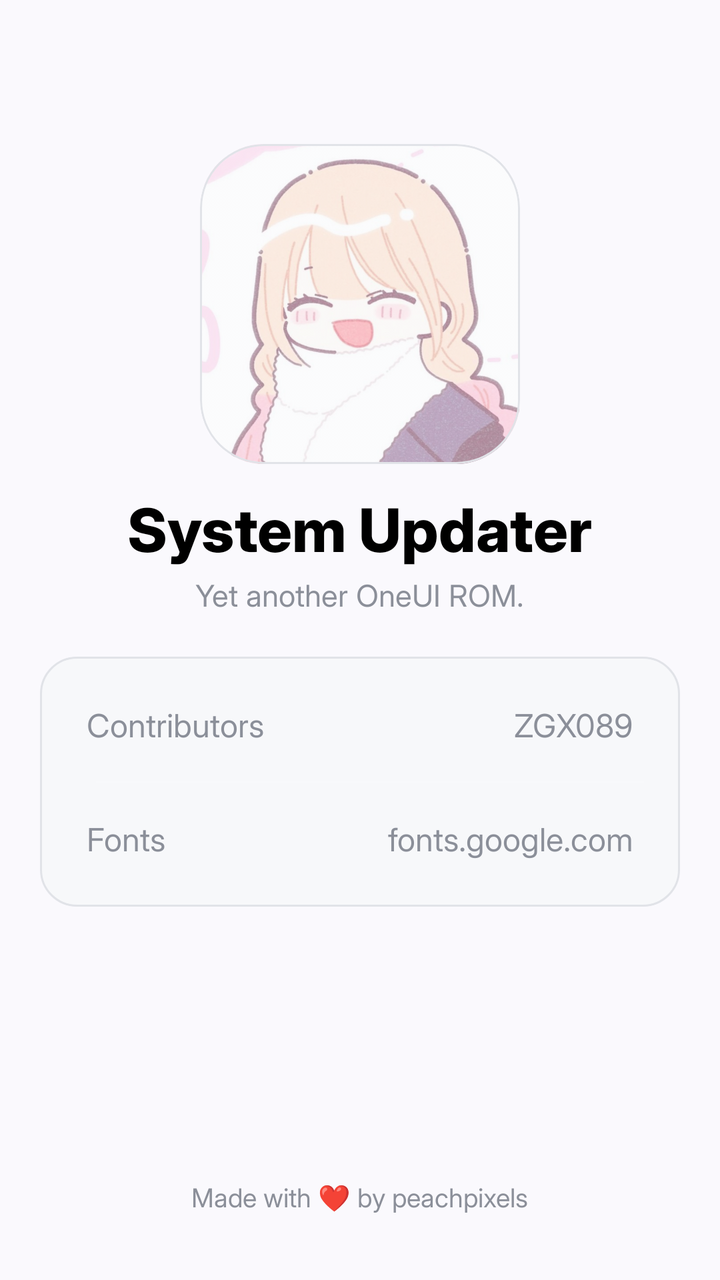
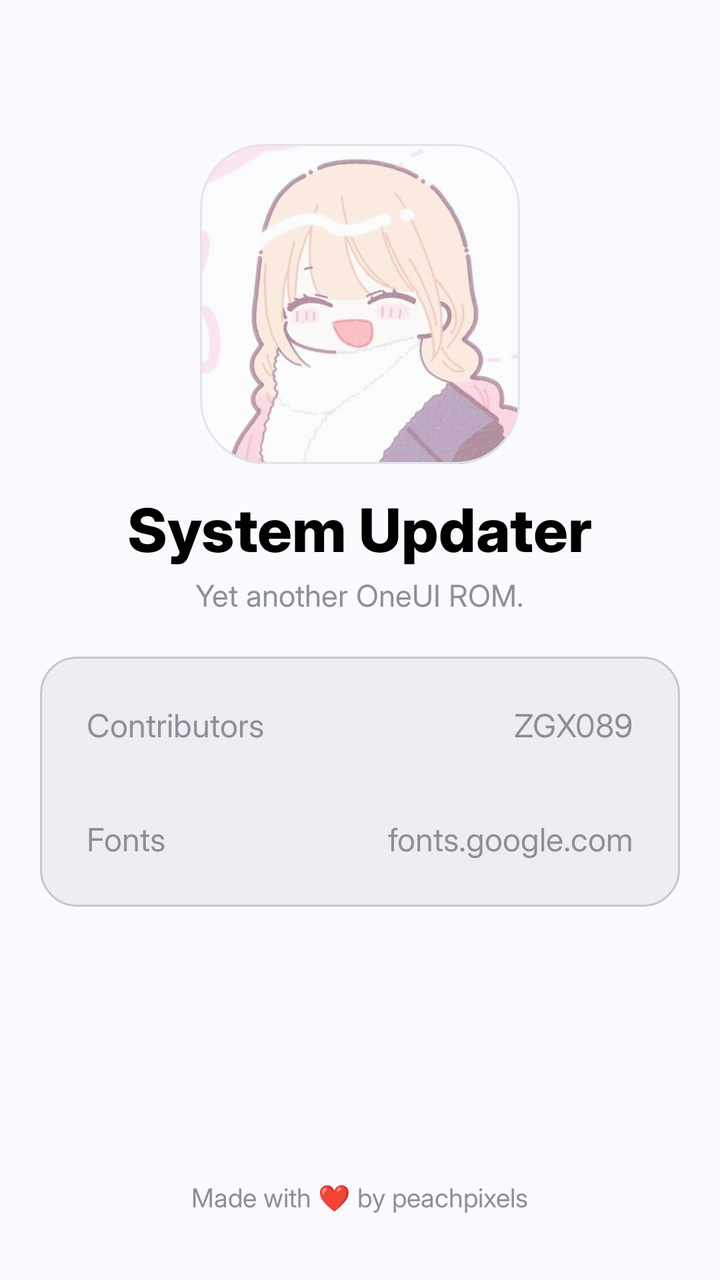

Before-and-after screenshots of an Android layout around one commit, followed by the original layout XML and the change that was made.
<!-- AndroidManifest.xml: application theme Base.Theme.NullUpdates -->
<!-- res/layout/credits.xml -->
<?xml version="1.0" encoding="utf-8"?>
<LinearLayout xmlns:android="http://schemas.android.com/apk/res/android"
    android:layout_width="match_parent"
    android:layout_height="match_parent"
    xmlns:app="http://schemas.android.com/apk/res-auto"
    android:id="@+id/creditsWindow"
    android:orientation="vertical"
    android:paddingHorizontal="20dp"
    android:paddingTop="72dp"
    android:paddingBottom="32dp"
    android:fillViewport="true">
    <com.google.android.material.card.MaterialCardView
        android:layout_width="160dp"
        android:layout_height="160dp"
        android:layout_gravity="center_horizontal"
        android:layout_marginBottom="10dp"
        app:cardBackgroundColor="?attr/otaBgCardInner"
        app:cardCornerRadius="32dp"
        app:cardElevation="0dp"
        app:strokeColor="?attr/otaBorder"
        app:strokeWidth="1dp">
        <ImageView
            android:layout_width="match_parent"
            android:layout_height="match_parent"
            android:layout_gravity="center"
            android:src="@drawable/ic_app"
            android:contentDescription="@string/app_name"
            android:scaleType="fitCenter" />
    </com.google.android.material.card.MaterialCardView>
    <TextView
        android:layout_width="wrap_content"
        android:layout_height="wrap_content"
        android:layout_gravity="center"
        android:text="@string/app_name"
        android:textSize="30sp"
        android:textStyle="bold"
        android:textColor="?attr/dividerColor"
        android:fontFamily="@font/inter" />
    <TextView
        android:layout_width="wrap_content"
        android:layout_height="wrap_content"
        android:layout_gravity="center"
        android:text="@string/null_title"
        android:textSize="15sp"
        android:textColor="?attr/otaTextMuted"
        android:fontFamily="@font/inter" />
    <LinearLayout
        android:layout_width="match_parent"
        android:layout_height="wrap_content"
        android:layout_marginTop="20dp"
        android:background="@drawable/dock_less"
        android:orientation="vertical"
        android:paddingVertical="6dp">
        <LinearLayout
            android:layout_width="match_parent"
            android:layout_height="56dp"
            android:layout_marginEnd="-15dp"
            android:layout_marginStart="-15dp"
            android:gravity="center_vertical"
            android:paddingHorizontal="20dp">
            <TextView
                android:layout_width="0dp"
                android:layout_height="wrap_content"
                android:layout_weight="1"
                android:text="@string/co_authors_title"
                android:textColor="?attr/otaTextMuted"
                android:textSize="16sp"
                android:fontFamily="@font/inter"/>
            <TextView
                android:layout_width="wrap_content"
                android:layout_height="wrap_content"
                android:text="@string/co_authors"
                android:textColor="?attr/otaTextMuted"
                android:textSize="16sp"
                android:fontFamily="@font/inter"/>
        </LinearLayout>
        <View
            android:layout_width="match_parent"
            android:layout_height="1dp"
            android:layout_marginStart="10dp"
            android:background="#22FFFFFF"/>
        <LinearLayout
            android:layout_width="match_parent"
            android:layout_height="56dp"
            android:layout_marginEnd="-15dp"
            android:layout_marginStart="-15dp"
            android:gravity="center_vertical"
            android:paddingHorizontal="20dp">
            <TextView
                android:layout_width="0dp"
                android:layout_height="wrap_content"
                android:layout_weight="1"
                android:text="@string/fonts"
                android:textColor="?attr/otaTextMuted"
                android:textSize="16sp"
                android:fontFamily="@font/inter"/>
            <TextView
                android:layout_width="wrap_content"
                android:layout_height="wrap_content"
                android:text="@string/fonts_source"
                android:textColor="?attr/otaTextMuted"
                android:textSize="16sp"
                android:fontFamily="@font/inter"/>
        </LinearLayout>
    </LinearLayout>
    <View
        android:layout_width="0dp"
        android:layout_weight="1"
        android:layout_height="0dp" />
    <TextView
        android:layout_width="wrap_content"
        android:layout_height="wrap_content"
        android:layout_gravity="center"
        android:text="@string/made_with_love"
        android:textColor="?attr/otaTextMuted"
        android:textSize="13sp"
        android:fontFamily="@font/inter"/>
</LinearLayout>
<!-- resources referenced by this layout -->
<resources>
  <!-- drawable dock_less (drawable) -->
  <?xml version="1.0" encoding="utf-8"?>
  <shape xmlns:android="http://schemas.android.com/apk/res/android">
      <solid
          android:color="?attr/otaBgCardInner"/>
      <stroke
          android:width="1dp"
          android:color="?attr/otaBorder"/>
      <corners
          android:radius="18dp"/>
      <padding
          android:left="18dp"
          android:right="18dp"
          android:top="18dp"
          android:bottom="18dp"/>
  </shape>
  <!-- drawable ic_app: jpg bitmap (drawable, 372786 bytes) -->
  <string name="app_name">System Updater</string>
  <string name="co_authors">ZGX089</string>
  <string name="co_authors_title">Contributors</string>
  <string name="fonts">Fonts</string>
  <string name="fonts_source">fonts.google.com</string>
  <string name="made_with_love">Made with ❤️ by peachpixels</string>
  <string name="null_title">Yet another OneUI ROM.</string>
  <style name="Base.Theme.NullUpdates" parent="Theme.Material3.DynamicColors.DayNight.NoActionBar">
          
          <item name="otaBgCardOuter">#FFFFFF</item>
          <item name="otaBgCardInner">#F7F8FA</item>
          
          <item name="otaBgOuter">#F4F5F7</item>
          <item name="otaBgInner">#F7F8FA</item>
          <item name="otaBorder">#E1E3E8</item>
          <item name="otaPillBackground">#EDEFF2</item>
          <item name="otaTextPrim">#14151A</item>
          <item name="otaTextSec">#5F636D</item>
          <item name="otaTextMuted">#8B8F99</item>
          <item name="otaPillText">#4B4F58</item>
          <item name="otaAccent">#1D9E75</item>
          <item name="otaAccentDim">#0F6E56</item>
          <item name="otaAccentOn">#FFFFFF</item>
          <item name="otaWarning">#BA7517</item>
          <item name="otaError">#A32D2D</item>
          
          <item name="mainCardSolid">#CCFFFFFF</item>
          <item name="mainCardStroke">#40000000</item>
          <item name="dividerColor">@android:color/black</item>
      </style>
</resources>

<!-- the commit's change to res/layout/credits.xml (unified diff, before → after) -->
@@ -48,7 +48,7 @@
         android:layout_width="match_parent"
         android:layout_height="wrap_content"
         android:layout_marginTop="20dp"
-        android:background="@drawable/dock_less"
+        android:background="@drawable/dock"
         android:orientation="vertical"
         android:paddingVertical="6dp">
         <LinearLayout
<!-- resource entries referenced after the edit -->
@@ -1,13 +1,13 @@
 <!-- resources referenced by this layout -->
 <resources>
-  <!-- drawable dock_less (drawable) -->
+  <!-- drawable dock (drawable) -->
   <?xml version="1.0" encoding="utf-8"?>
   <shape xmlns:android="http://schemas.android.com/apk/res/android">
       <solid
-          android:color="?attr/otaBgCardInner"/>
+          android:color="?attr/colorSurfaceContainer"/>
       <stroke
           android:width="1dp"
-          android:color="?attr/otaBorder"/>
+          android:color="?attr/colorOutlineVariant"/>
       <corners
           android:radius="18dp"/>
       <padding
@@ -25,6 +25,12 @@
   <string name="made_with_love">Made with ❤️ by peachpixels</string>
   <string name="null_title">Yet another OneUI ROM.</string>
   <style name="Base.Theme.NullUpdates" parent="Theme.Material3.DynamicColors.DayNight.NoActionBar">
+          
+          <item name="android:statusBarColor">#F4F5F7</item>
+          <item name="android:navigationBarColor">#F4F5F7</item>
+          
+          <item name="android:windowLightStatusBar">true</item>
+          <item name="android:windowLightNavigationBar">true</item>
           
           <item name="otaBgCardOuter">#FFFFFF</item>
           <item name="otaBgCardInner">#F7F8FA</item>
